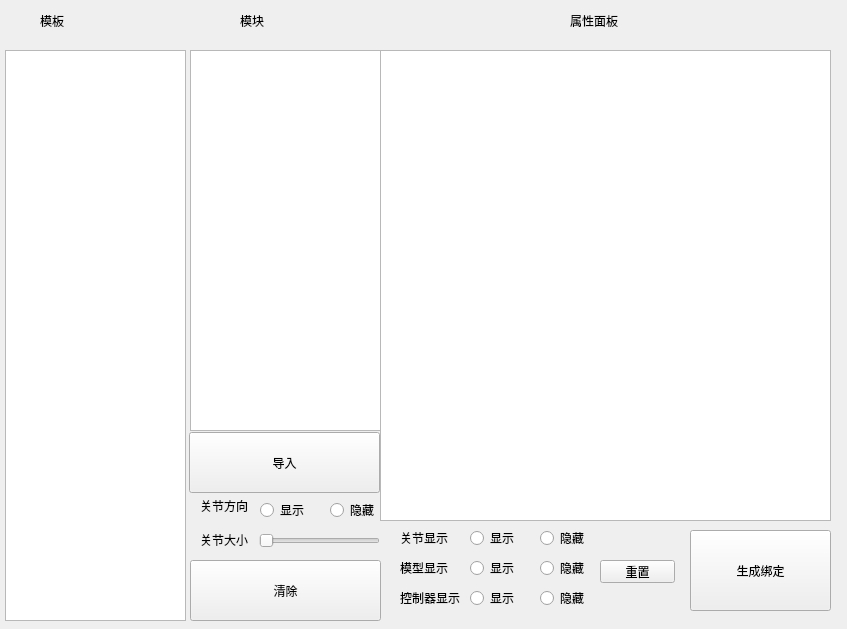
Above: res/ui/rigging_modular/rigging.ui from MuZiMuZi/muziToolset before the change. Below: the same form after it.
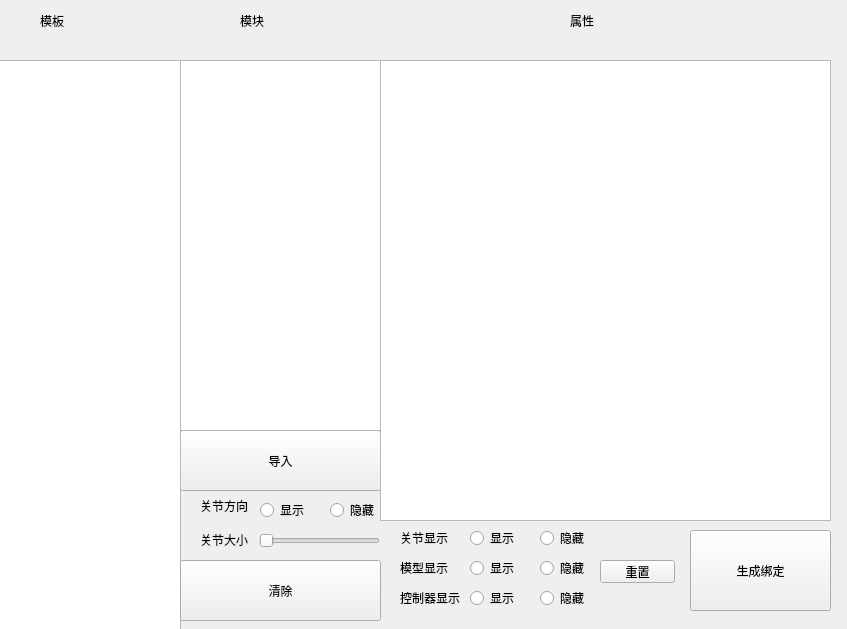
That is the form after the change.

Commit message: 连接了按钮和面板的设置

```diff
--- a/res/ui/rigging_modular/rigging.ui
+++ b/res/ui/rigging_modular/rigging.ui
@@ -16,9 +16,9 @@
   <widget class="QPushButton" name="pushButton_2">
    <property name="geometry">
     <rect>
-     <x>189</x>
-     <y>432</y>
-     <width>191</width>
+     <x>180</x>
+     <y>430</y>
+     <width>201</width>
      <height>61</height>
     </rect>
    </property>
@@ -146,9 +146,9 @@
   <widget class="QListView" name="listView">
    <property name="geometry">
     <rect>
-     <x>5</x>
-     <y>50</y>
-     <width>181</width>
+     <x>-10</x>
+     <y>60</y>
+     <width>191</width>
      <height>571</height>
     </rect>
    </property>
@@ -221,9 +221,9 @@
   <widget class="QPushButton" name="pushButton">
    <property name="geometry">
     <rect>
-     <x>190</x>
+     <x>180</x>
      <y>560</y>
-     <width>191</width>
+     <width>201</width>
      <height>61</height>
     </rect>
    </property>
@@ -260,10 +260,10 @@
   <widget class="QListView" name="listView_2">
    <property name="geometry">
     <rect>
-     <x>190</x>
-     <y>50</y>
-     <width>191</width>
-     <height>381</height>
+     <x>180</x>
+     <y>60</y>
+     <width>201</width>
+     <height>371</height>
     </rect>
    </property>
   </widget>
@@ -297,9 +297,9 @@
    <property name="geometry">
     <rect>
      <x>380</x>
-     <y>50</y>
+     <y>60</y>
      <width>451</width>
-     <height>471</height>
+     <height>461</height>
     </rect>
    </property>
   </widget>
@@ -313,7 +313,7 @@
     </rect>
    </property>
    <property name="text">
-    <string>属性面板</string>
+    <string>属性</string>
    </property>
   </widget>
   <widget class="QPushButton" name="pushButton_4">
```
Left out of the diff: 55 changed lines with no effect on the pictures. The commit also changes 1 other file.
